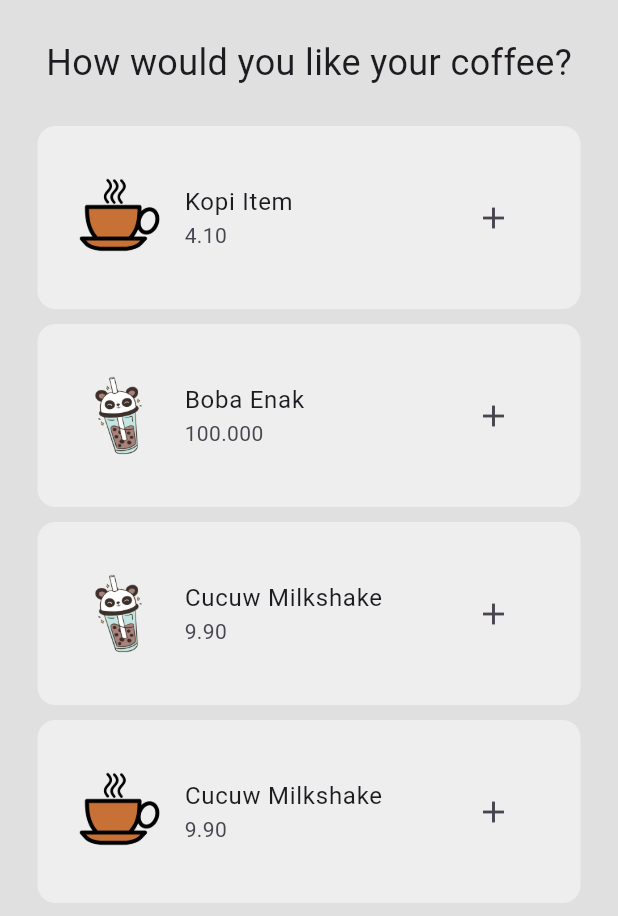
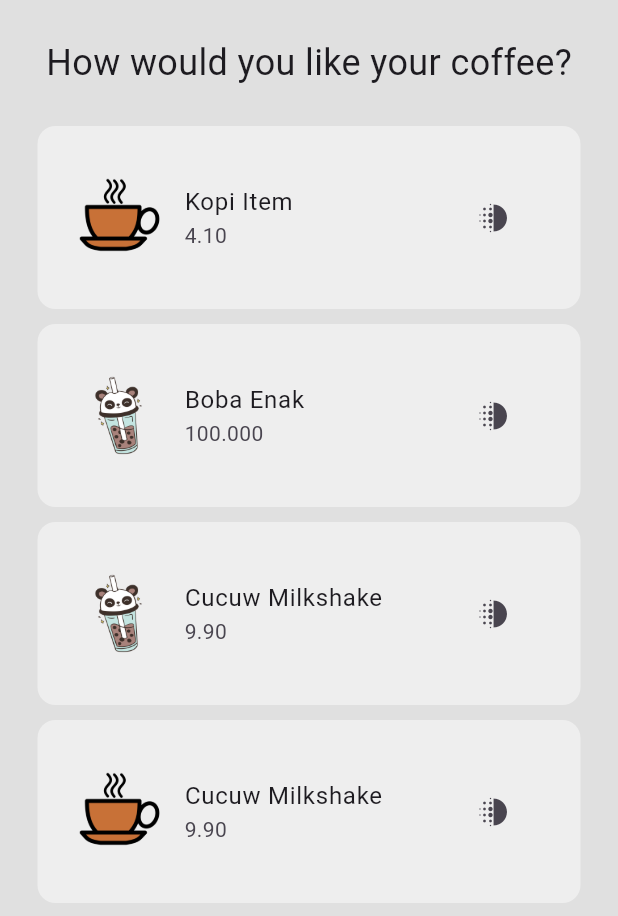
Before and after one commit to muhlefi/Flutter-Coffee_Aplication, a Flutter app: the screen it shows after launch, on a phone screen of 412 x 824 dp. Shown: the top 916 px of the screen. Run offline on Flutter 3.47's test engine with Material 3 defaults, Android fonts, the phone set to English and light mode, and no system bars; drawn by our look-alikes of google_nav_bar.

Commit message:
First Commit

```diff
--- a/lib/components/coffee_tile.dart
+++ b/lib/components/coffee_tile.dart
@@ -5,7 +5,14 @@ import '../models/coffee.dart';
 class CoffeeTile extends StatelessWidget {
   final Coffee coffee;
   void Function()? onPressed;
-  CoffeeTile({super.key, required this.coffee, required this.onPressed,});
+  final Widget icon;
+
+  CoffeeTile({
+    super.key,
+    required this.coffee,
+    required this.onPressed,
+    required this.icon,
+  });
 
   @override
   Widget build(BuildContext context) {
@@ -19,9 +26,9 @@ class CoffeeTile extends StatelessWidget {
         subtitle: Text(coffee.price),
         leading: Image.asset(coffee.imagePath),
         trailing: IconButton(
-          icon: Icon(Icons.add),
+          icon: icon,
           onPressed: onPressed,
-          ),
+        ),
       ),
     );
   }
--- a/lib/pages/shop_page.dart
+++ b/lib/pages/shop_page.dart
@@ -44,6 +44,7 @@ class _ShopPageState extends State<ShopPage> {
                     // return the tile for this coffee
                     return CoffeeTile(
                       coffee: eachCoffee,
+                      icon: Icon(Icons.deblur),
                       onPressed: () => addToCart(eachCoffee),
                     );
                   },
```
Also changed, not shown: lib/pages/cart_page.dart (+21 -1 lines).
